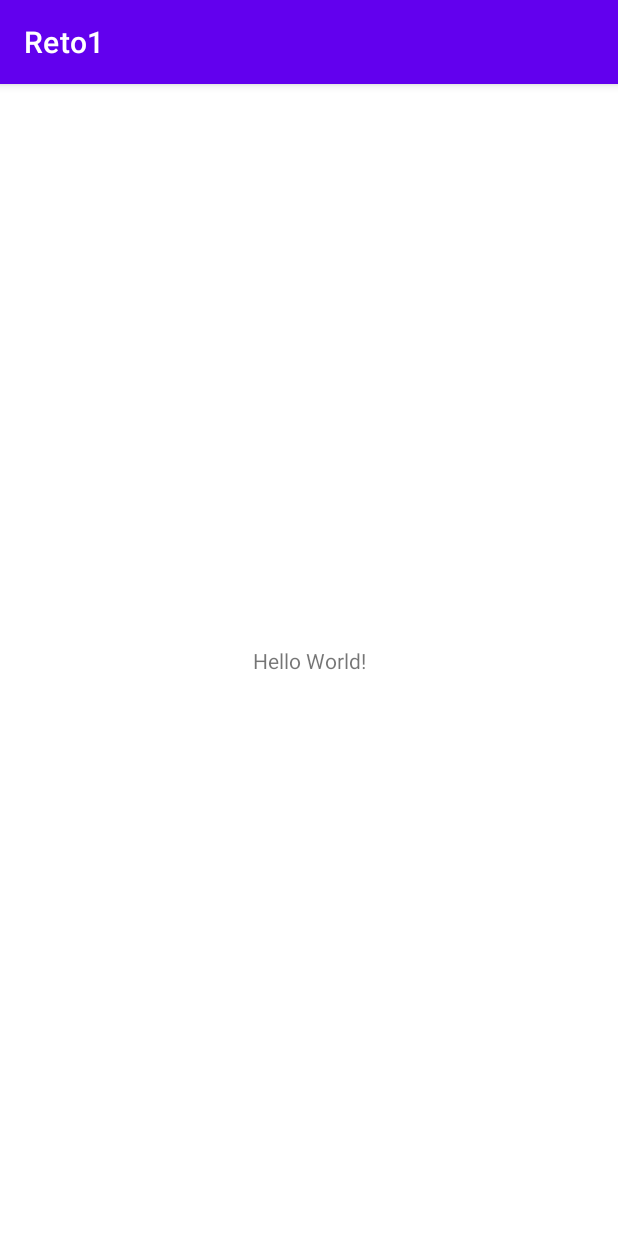
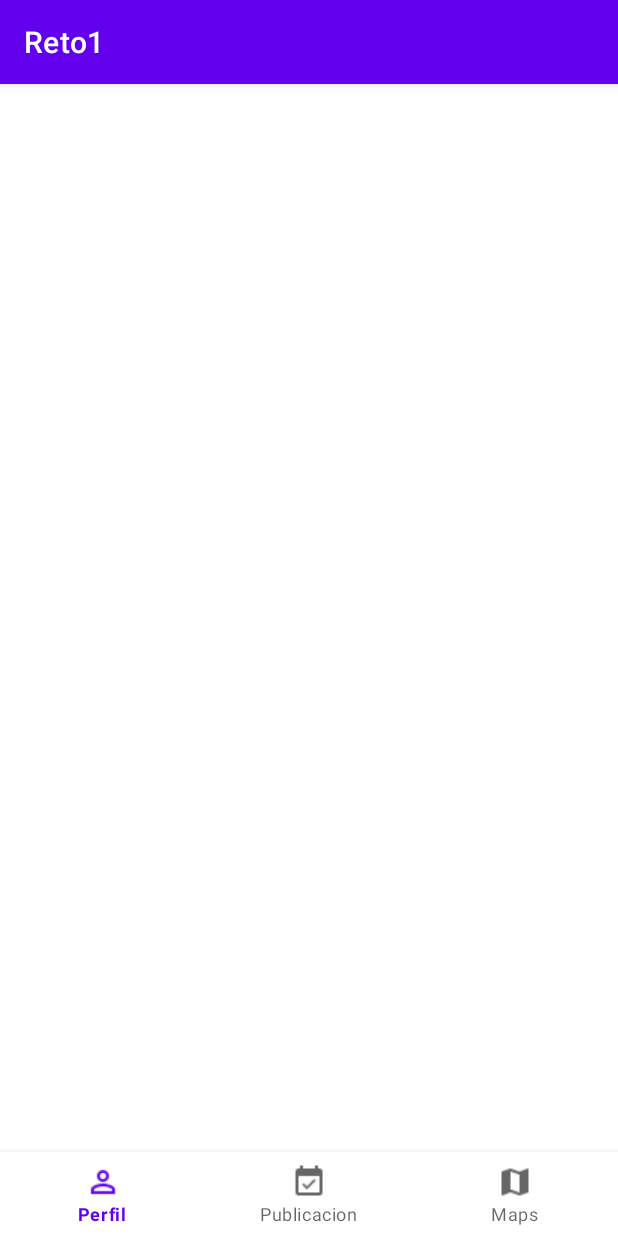
Before and after one commit to andrescuellar123/Reto_1, an Android app: the screen it shows after launch (MainActivity), on a phone screen of 412 x 824 dp. Run offline under Robolectric (Android 15) with nearby library versions, the phone set to English and light mode, and no system bars.

Commit message:
create 3 fragments and bottomView in activity_main

```diff
--- a/app/build.gradle
+++ b/app/build.gradle
@@ -32,6 +32,7 @@ dependencies {
     implementation 'androidx.appcompat:appcompat:1.3.1'
     implementation 'com.google.android.material:material:1.4.0'
     implementation 'androidx.constraintlayout:constraintlayout:2.1.1'
+    implementation 'androidx.legacy:legacy-support-v4:1.0.0'
     testImplementation 'junit:junit:4.+'
     androidTestImplementation 'androidx.test.ext:junit:1.1.3'
     androidTestImplementation 'androidx.test.espresso:espresso-core:3.4.0'
--- a/app/src/main/res/layout/activity_main.xml
+++ b/app/src/main/res/layout/activity_main.xml
@@ -6,13 +6,23 @@
     android:layout_height="match_parent"
     tools:context=".MainActivity">
 
-    <TextView
-        android:layout_width="wrap_content"
+    <com.google.android.material.bottomnavigation.BottomNavigationView
+        android:id="@+id/bottomNavigationView2"
+        android:layout_width="0dp"
         android:layout_height="wrap_content"
-        android:text="Hello World!"
         app:layout_constraintBottom_toBottomOf="parent"
-        app:layout_constraintLeft_toLeftOf="parent"
-        app:layout_constraintRight_toRightOf="parent"
-        app:layout_constraintTop_toTopOf="parent" />
+        app:layout_constraintEnd_toEndOf="parent"
+        app:layout_constraintStart_toStartOf="parent"
+        app:menu="@menu/home_menu" />
+
+    <androidx.constraintlayout.widget.ConstraintLayout
+        android:layout_width="0dp"
+        android:layout_height="0dp"
+        app:layout_constraintBottom_toTopOf="@+id/bottomNavigationView2"
+        app:layout_constraintEnd_toEndOf="parent"
+        app:layout_constraintStart_toStartOf="parent"
+        app:layout_constraintTop_toTopOf="parent">
+
+    </androidx.constraintlayout.widget.ConstraintLayout>
 
 </androidx.constraintlayout.widget.ConstraintLayout>
--- /dev/null
+++ b/app/src/main/res/layout/fragment_maps.xml
@@ -0,0 +1,5 @@
+<?xml version="1.0" encoding="utf-8"?>
+<androidx.constraintlayout.widget.ConstraintLayout android:layout_height="match_parent"
+    android:layout_width="match_parent"
+    xmlns:android="http://schemas.android.com/apk/res/android">
+</androidx.constraintlayout.widget.ConstraintLayout>
--- /dev/null
+++ b/app/src/main/res/layout/fragment_perfil.xml
@@ -0,0 +1,5 @@
+<?xml version="1.0" encoding="utf-8"?>
+<androidx.constraintlayout.widget.ConstraintLayout android:layout_height="match_parent"
+    android:layout_width="match_parent"
+    xmlns:android="http://schemas.android.com/apk/res/android">
+</androidx.constraintlayout.widget.ConstraintLayout>
--- /dev/null
+++ b/app/src/main/res/layout/fragment_publicacion.xml
@@ -0,0 +1,5 @@
+<?xml version="1.0" encoding="utf-8"?>
+<androidx.constraintlayout.widget.ConstraintLayout android:layout_height="match_parent"
+    android:layout_width="match_parent"
+    xmlns:android="http://schemas.android.com/apk/res/android">
+</androidx.constraintlayout.widget.ConstraintLayout>
--- /dev/null
+++ b/app/src/main/res/menu/home_menu.xml
@@ -0,0 +1,17 @@
+<?xml version="1.0" encoding="utf-8"?>
+<menu xmlns:app="http://schemas.android.com/apk/res-auto"
+    xmlns:android="http://schemas.android.com/apk/res/android">
+
+    <item
+        android:id="@+id/perfilItem"
+        android:icon="@drawable/profile"
+        android:title="Perfil" />
+    <item
+        android:id="@+id/postItem"
+        android:icon="@drawable/post"
+        android:title="Publicacion" />
+    <item
+        android:id="@+id/mapsItem"
+        android:icon="@drawable/maps"
+        android:title="Maps" />
+</menu>
--- a/app/src/main/res/values/strings.xml
+++ b/app/src/main/res/values/strings.xml
@@ -1,3 +1,5 @@
 <resources>
     <string name="app_name">Reto1</string>
+    <!-- TODO: Remove or change this placeholder text -->
+    <string name="hello_blank_fragment">Hello blank fragment</string>
 </resources>
```
Also changed, not shown: app/src/main/java/com/example/reto1/MapsFragment.java (added, +34 -0 lines), app/src/main/java/com/example/reto1/PerfilFragment.java (added, +38 -0 lines), app/src/main/java/com/example/reto1/PublicacionFragment.java (added, +34 -0 lines), app/src/main/res/drawable/maps.png (added), app/src/main/res/drawable/post.png (added), app/src/main/res/drawable/profile.png (added).
